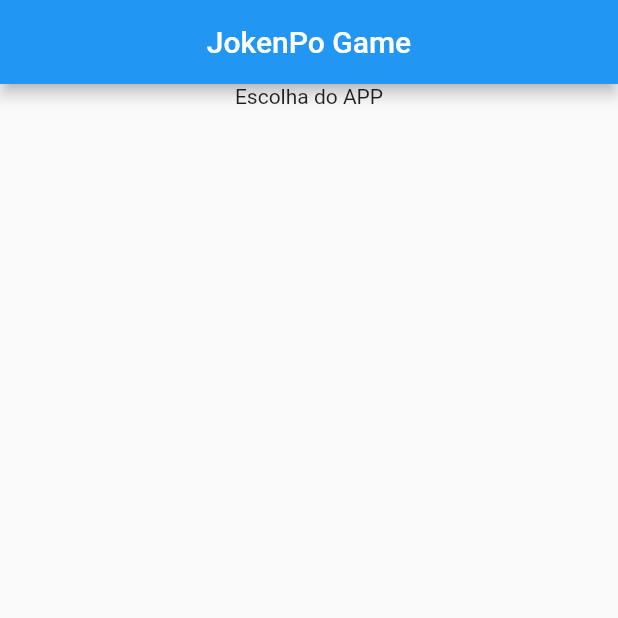
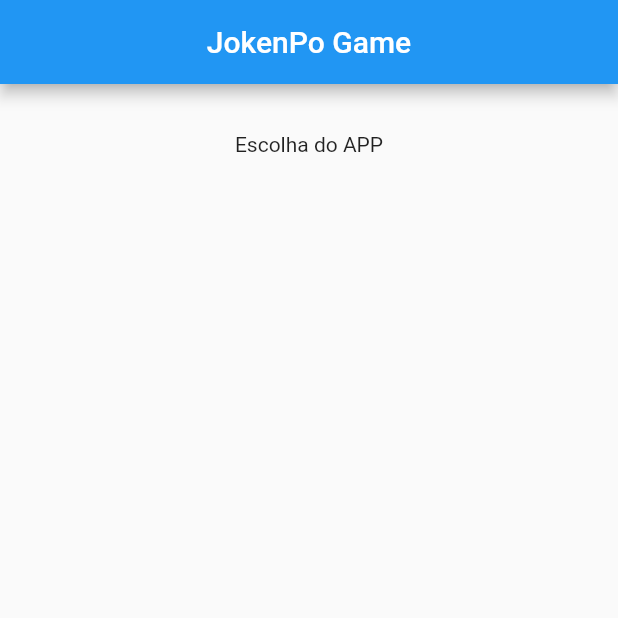
Before and after one commit to BorgesTayna/jokenpo, a Flutter app: the screen it shows after launch, on a phone screen of 412 x 824 dp, the top half of it. Run offline on Flutter 3.47's test engine with Material 2 defaults, Android fonts, the phone set to English and light mode, and no system bars.

Commit message:
Content added

```diff
--- a/lib/Jogo.dart
+++ b/lib/Jogo.dart
@@ -1,4 +1,5 @@
 import 'package:flutter/material.dart';
+
 class Jogo extends StatefulWidget {
   @override
   _JogoState createState() => _JogoState();
@@ -17,9 +18,12 @@ class _JogoState extends State<Jogo> {
         width: double.infinity,
         child: Column(
           children: <Widget>[
-            Text("Escolha do APP",
-                textAlign: TextAlign.center
-            )
+            Padding(
+                padding: EdgeInsets.only(top: 32, bottom: 16),
+              child: Text("Escolha do APP",
+                  textAlign: TextAlign.center
+              ),
+            ),
           ],
         ),
       )
```
